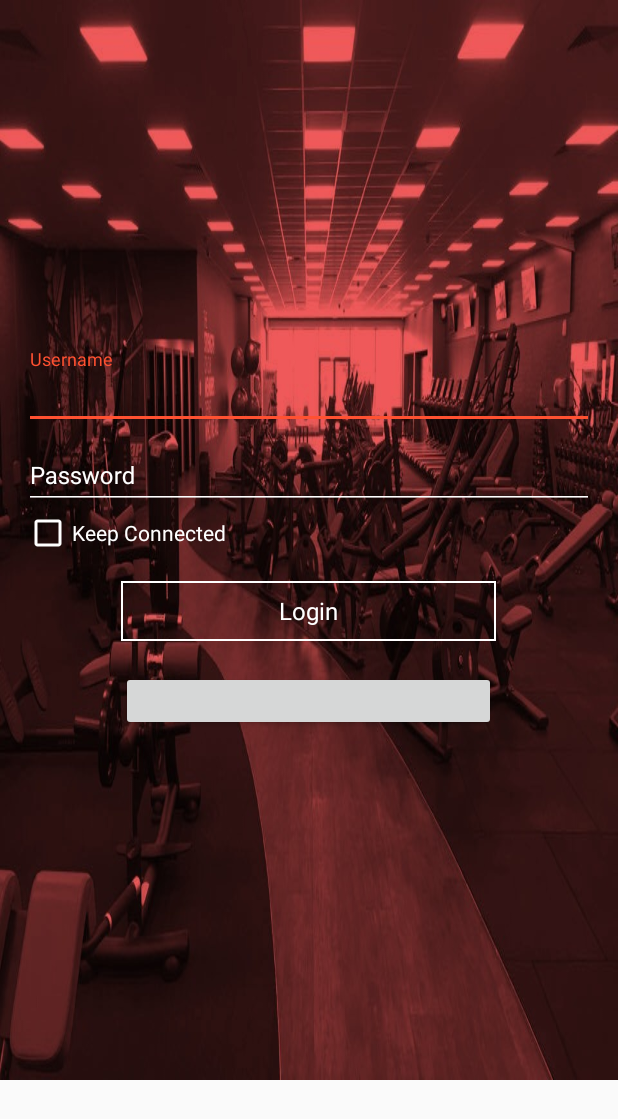
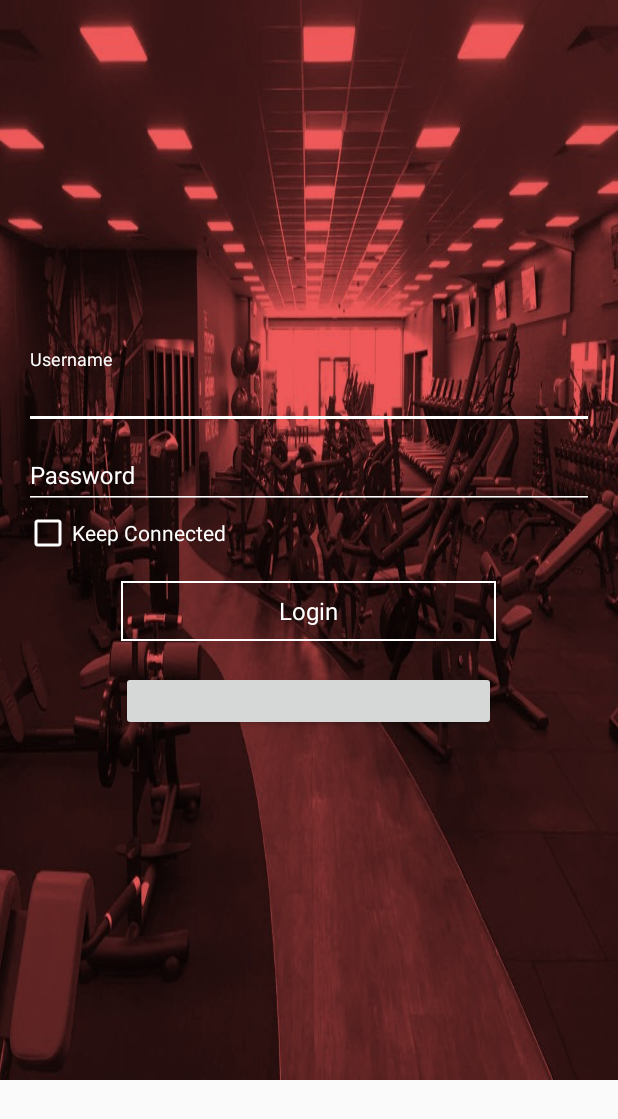
Before and after one commit to edubossa/FitnessMobile, an Android app: the screen it shows after launch (LoginActivity), on a phone screen of 412 x 824 dp. Shown: the top 1119 px of the screen. Run offline under Robolectric (Android 15) with nearby library versions, the phone set to English and light mode, and no system bars; our stand-ins replace ButterKnife; libraries missing offline, so code that uses them is left out: com.crashlytics.android, com.facebook, com.facebook.login, com.facebook.stetho, io.fabric.sdk and 3 more; plain views replace LoginButton; 10 statements that could not run were skipped.

Commit message:
-- Ajuste tema tela login

```diff
--- a/app/src/main/res/values/styles.xml
+++ b/app/src/main/res/values/styles.xml
@@ -21,6 +21,9 @@
         <item name="windowActionBar">false</item>
         <item name="windowNoTitle">true</item>
         <item name="android:windowFullscreen">true</item>
+        <item name="colorPrimary">@color/colorPrimary</item>
+        <item name="colorPrimaryDark">@color/colorPrimaryDark</item>
+        <item name="colorAccent">@color/white</item>
     </style>
 
     <style name="CustomButtonWhite" parent="AppTheme">
@@ -49,8 +52,6 @@
         <item name="android:textColor">@color/white</item>
         <item name="android:textColorHint">@color/white</item>
         <item name="android:backgroundTint">@color/white</item>
-        <!--<item name="colorAccent">@color/white</item>
-        <item name="android:backgroundTint">@color/white</item>-->
         <item name="android:textSize">@dimen/size_default_text</item>
     </style>
 
```
